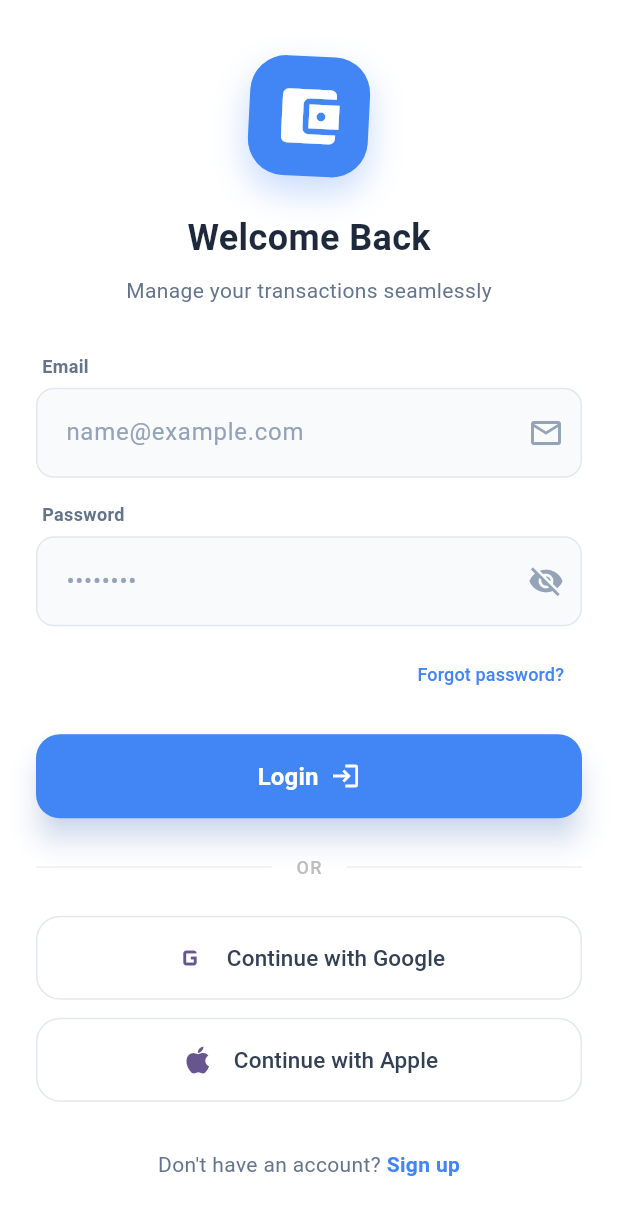
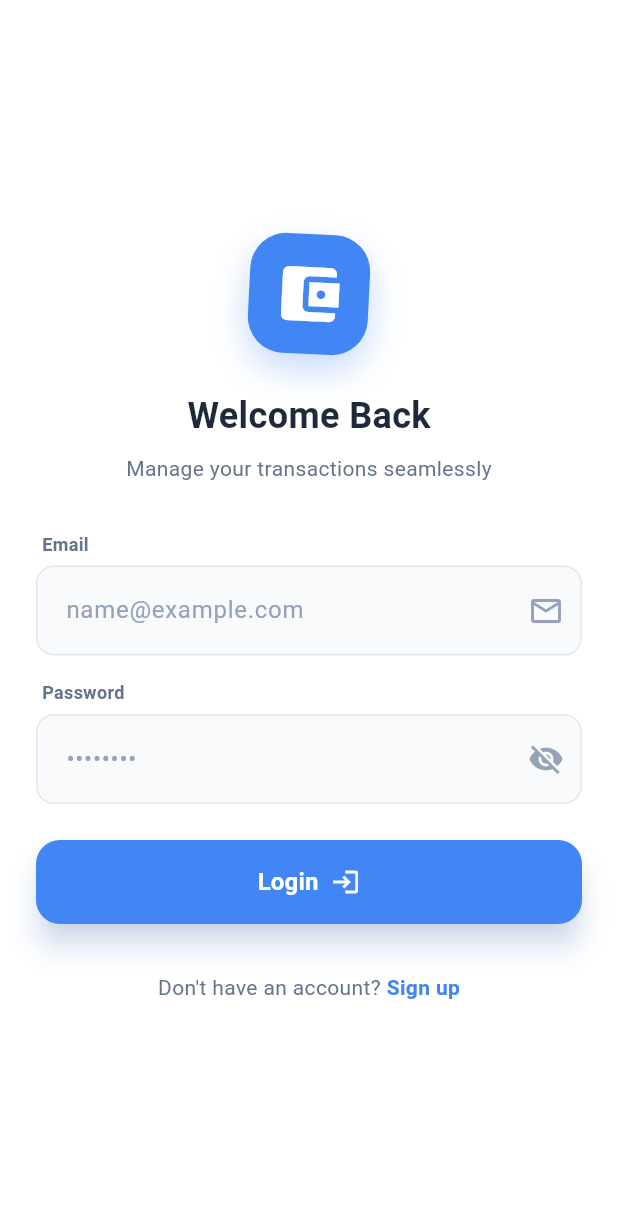
Before and after one commit to kimhuisik451/upbo, a Flutter app: the screen it shows after launch, on a phone screen of 412 x 824 dp. Shown: the top 1215 px of the screen. Run offline on Flutter 3.47's test engine with Material 3 defaults, Android fonts, the phone set to English and light mode, and no system bars; our stand-ins replace dio, flutter_secure_storage; accounts and stored records are empty.

Commit message:
로그인 화면 UI 개선: 소셜 로그인 및 비밀번호 찾기 제거, 앱 타이틀을 업보로 변경

```diff
--- a/lib/main.dart
+++ b/lib/main.dart
@@ -21,7 +21,7 @@ class MyApp extends StatelessWidget {
         ChangeNotifierProvider(create: (_) => AuthProvider()),
       ],
       child: MaterialApp(
-        title: 'Debt Tracker',
+        title: '업보',
         debugShowCheckedModeBanner: false,
         theme: ThemeData(
           colorScheme: ColorScheme.fromSeed(seedColor: Colors.deepPurple),
--- a/lib/ui/screens/login_screen.dart
+++ b/lib/ui/screens/login_screen.dart
@@ -142,24 +142,7 @@ class _LoginScreenState extends State<LoginScreen> {
                       return null;
                     },
                   ),
-                  const SizedBox(height: 8),
-
-                  // Forgot Password
-                  Align(
-                    alignment: Alignment.centerRight,
-                    child: TextButton(
-                      onPressed: () {},
-                      child: const Text(
-                        'Forgot password?',
-                        style: TextStyle(
-                          fontSize: 12,
-                          fontWeight: FontWeight.w500,
-                          color: Color(0xFF4285F4),
-                        ),
-                      ),
-                    ),
-                  ),
-                  const SizedBox(height: 16),
+                  const SizedBox(height: 24),
 
                   // Login Button
                   Consumer<AuthProvider>(
@@ -204,46 +187,6 @@ class _LoginScreenState extends State<LoginScreen> {
                         ),
                       );
                     },
-                  ),
-                  const SizedBox(height: 24),
-
-                  // Divider
-                  Row(
-                    children: [
-                      Expanded(child: Divider(color: Colors.grey.shade200)),
-                      Padding(
-                        padding: const EdgeInsets.symmetric(horizontal: 16),
-                        child: Text(
-                          'OR',
-                          style: TextStyle(
-                            fontSize: 12,
-                            fontWeight: FontWeight.w500,
-                            color: Colors.grey.shade400,
-                            letterSpacing: 1,
-                          ),
-                        ),
-                      ),
-                      Expanded(child: Divider(color: Colors.grey.shade200)),
-                    ],
-                  ),
-                  const SizedBox(height: 24),
-
-                  // Social Buttons
-                  _buildSocialButton(
-                    onPressed: () {},
-                    icon: Image.network(
-                      'https://www.google.com/favicon.ico',
-                      width: 20,
-                      height: 20,
-                      errorBuilder: (_, __, ___) => const Icon(Icons.g_mobiledata, size: 24),
-                    ),
-                    label: 'Continue with Google',
-                  ),
-                  const SizedBox(height: 12),
-                  _buildSocialButton(
-                    onPressed: () {},
-                    icon: const Icon(Icons.apple, size: 24),
-                    label: 'Continue with Apple',
                   ),
                   const SizedBox(height: 32),
 
@@ -348,40 +291,4 @@ class _LoginScreenState extends State<LoginScreen> {
       ],
     );
   }
-
-  Widget _buildSocialButton({
-    required VoidCallback onPressed,
-    required Widget icon,
-    required String label,
-  }) {
-    return SizedBox(
-      width: double.infinity,
-      height: 56,
-      child: OutlinedButton(
-        onPressed: onPressed,
-        style: OutlinedButton.styleFrom(
-          backgroundColor: Colors.white,
-          side: const BorderSide(color: Color(0xFFE2E8F0)),
-          shape: RoundedRectangleBorder(
-            borderRadius: BorderRadius.circular(16),
-          ),
-        ),
-        child: Row(
-          mainAxisAlignment: MainAxisAlignment.center,
-          children: [
-            icon,
-            const SizedBox(width: 12),
-            Text(
-              label,
-              style: const TextStyle(
-                fontSize: 15,
-                fontWeight: FontWeight.w500,
-                color: Color(0xFF334155),
-              ),
-            ),
-          ],
-        ),
-      ),
-    );
-  }
 }
```
